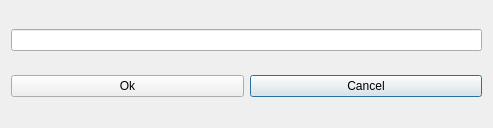
vonmecheln/fet, file fet/src/interface/institutionnameform_template.ui: the form before one commit.
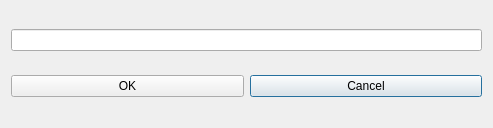
The form after the commit.

Patch:
```diff
--- a/fet/src/interface/institutionnameform_template.ui
+++ b/fet/src/interface/institutionnameform_template.ui
@@ -24,7 +24,7 @@
    <item row="1" column="0">
     <widget class="QPushButton" name="okPushButton">
      <property name="text">
-      <string>Ok</string>
+      <string>OK</string>
      </property>
     </widget>
    </item>
```
